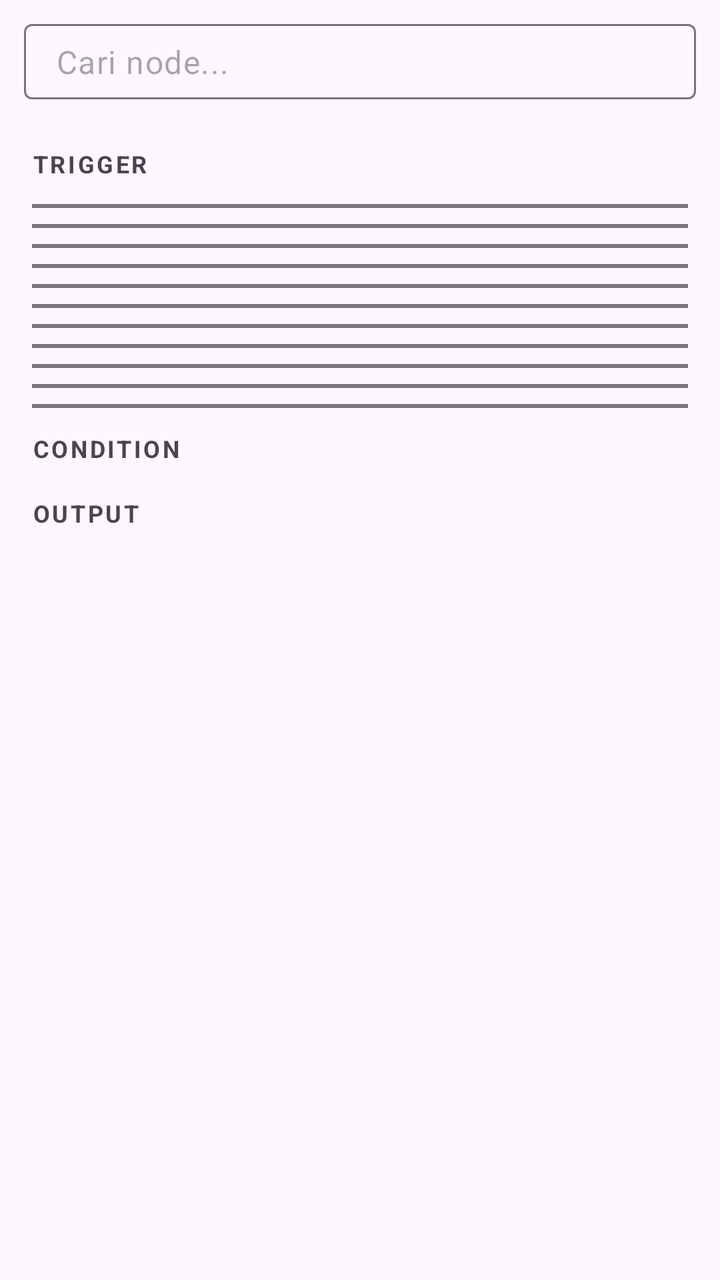
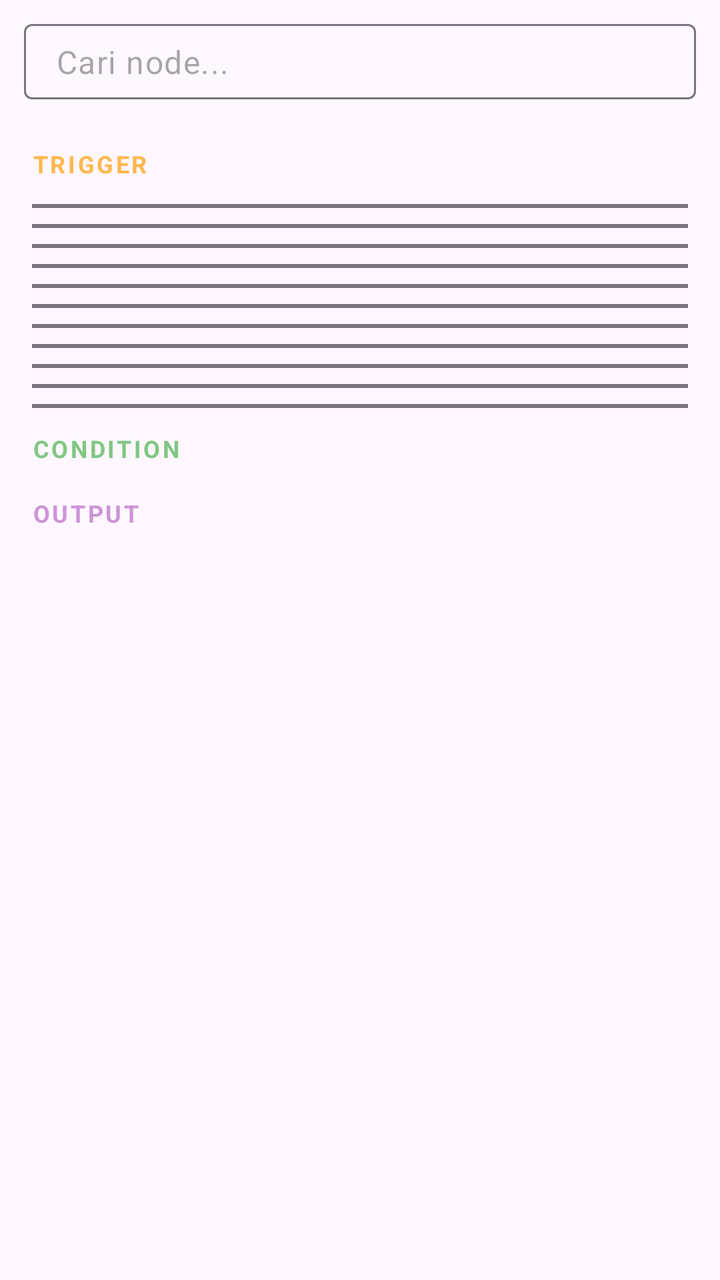

Compare the two renders of this Android layout. The source of the first and the diff that turns it into the second are given below.
<!-- AndroidManifest.xml: application theme AppTheme -->
<!-- res/layout/panel_nodes.xml -->
<?xml version="1.0" encoding="utf-8"?>
<ScrollView xmlns:android="http://schemas.android.com/apk/res/android"
  xmlns:app="http://schemas.android.com/apk/res-auto"
  android:layout_width="match_parent"
  android:layout_height="match_parent"
  android:fillViewport="true">

  <LinearLayout
    android:layout_width="match_parent"
    android:layout_height="wrap_content"
    android:orientation="vertical"
    android:background="?attr/colorSurface">

    <com.google.android.material.textfield.TextInputLayout
      android:id="@+id/search_layout"
      android:layout_width="match_parent"
      android:layout_height="wrap_content"
      android:layout_margin="12dp"
      style="@style/Widget.Material3.TextInputLayout.OutlinedBox"
      app:endIconMode="clear_text"
      app:endIconDrawable="@drawable/ic_delete"
      app:hintEnabled="false">

      <com.google.android.material.textfield.TextInputEditText
        android:id="@+id/search_input"
        android:layout_width="match_parent"
        android:layout_height="wrap_content"
        android:hint="Cari node..."
        android:inputType="text"
        android:fontFamily="sans-serif"
        android:paddingVertical="8dp" />

    </com.google.android.material.textfield.TextInputLayout>

    <TextView
      android:id="@+id/section_trigger"
      android:layout_width="match_parent"
      android:layout_height="wrap_content"
      android:paddingHorizontal="16dp"
      android:paddingTop="12dp"
      android:paddingBottom="4dp"
      android:text="TRIGGER"
      android:textSize="12sp"
      android:textStyle="bold"
      android:textColor="?attr/colorOnSurfaceVariant"
      android:letterSpacing="0.1" />

    <androidx.recyclerview.widget.RecyclerView
      android:id="@+id/rv_triggers"
      android:layout_width="match_parent"
      android:layout_height="wrap_content"
      android:nestedScrollingEnabled="false"
      app:layoutManager="androidx.recyclerview.widget.LinearLayoutManager" />

    <include layout="@layout/sub_header" android:id="@+id/sub_tg_inc" />
    <TextView
      android:id="@+id/sub_tg"
      android:layout_width="match_parent"
      android:layout_height="wrap_content"
      android:paddingHorizontal="16dp"
      android:paddingTop="12dp"
      android:paddingBottom="4dp"
      android:text="TELEGRAM"
      android:textSize="12sp"
      android:textStyle="bold"
      android:textColor="#FF64B5F6"
      android:letterSpacing="0.1"
      android:visibility="gone" />

    <androidx.recyclerview.widget.RecyclerView
      android:id="@+id/rv_actions_tg"
      android:layout_width="match_parent"
      android:layout_height="wrap_content"
      android:nestedScrollingEnabled="false"
      app:layoutManager="androidx.recyclerview.widget.LinearLayoutManager" />

    <include layout="@layout/sub_header" android:id="@+id/sub_ai_inc" />
    <TextView
      android:id="@+id/sub_ai"
      android:layout_width="match_parent"
      android:layout_height="wrap_content"
      android:paddingHorizontal="16dp"
      android:paddingTop="12dp"
      android:paddingBottom="4dp"
      android:text="AI CHAT"
      android:textSize="12sp"
      android:textStyle="bold"
      android:textColor="#FFCE93D8"
      android:letterSpacing="0.1"
      android:visibility="gone" />

    <androidx.recyclerview.widget.RecyclerView
      android:id="@+id/rv_actions_ai"
      android:layout_width="match_parent"
      android:layout_height="wrap_content"
      android:nestedScrollingEnabled="false"
      app:layoutManager="androidx.recyclerview.widget.LinearLayoutManager" />

    <include layout="@layout/sub_header" android:id="@+id/sub_math_inc" />
    <TextView
      android:id="@+id/sub_math"
      android:layout_width="match_parent"
      android:layout_height="wrap_content"
      android:paddingHorizontal="16dp"
      android:paddingTop="12dp"
      android:paddingBottom="4dp"
      android:text="MATH"
      android:textSize="12sp"
      android:textStyle="bold"
      android:textColor="#FF4DB6AC"
      android:letterSpacing="0.1"
      android:visibility="gone" />

    <androidx.recyclerview.widget.RecyclerView
      android:id="@+id/rv_actions_math"
      android:layout_width="match_parent"
      android:layout_height="wrap_content"
      android:nestedScrollingEnabled="false"
      app:layoutManager="androidx.recyclerview.widget.LinearLayoutManager" />

    <include layout="@layout/sub_header" android:id="@+id/sub_text_inc" />
    <TextView
      android:id="@+id/sub_text"
      android:layout_width="match_parent"
      android:layout_height="wrap_content"
      android:paddingHorizontal="16dp"
      android:paddingTop="12dp"
      android:paddingBottom="4dp"
      android:text="TEXT"
      android:textSize="12sp"
      android:textStyle="bold"
      android:textColor="#FF4DD0E1"
      android:letterSpacing="0.1"
      android:visibility="gone" />

    <androidx.recyclerview.widget.RecyclerView
      android:id="@+id/rv_actions_text"
      android:layout_width="match_parent"
      android:layout_height="wrap_content"
      android:nestedScrollingEnabled="false"
      app:layoutManager="androidx.recyclerview.widget.LinearLayoutManager" />

    <include layout="@layout/sub_header" android:id="@+id/sub_vars_inc" />
    <TextView
      android:id="@+id/sub_vars"
      android:layout_width="match_parent"
      android:layout_height="wrap_content"
      android:paddingHorizontal="16dp"
      android:paddingTop="12dp"
      android:paddingBottom="4dp"
      android:text="VARIABLES"
      android:textSize="12sp"
      android:textStyle="bold"
      android:textColor="#FFFFD54F"
      android:letterSpacing="0.1"
      android:visibility="gone" />

    <androidx.recyclerview.widget.RecyclerView
      android:id="@+id/rv_actions_vars"
      android:layout_width="match_parent"
      android:layout_height="wrap_content"
      android:nestedScrollingEnabled="false"
      app:layoutManager="androidx.recyclerview.widget.LinearLayoutManager" />

    <include layout="@layout/sub_header" android:id="@+id/sub_flow_inc" />
    <TextView
      android:id="@+id/sub_flow"
      android:layout_width="match_parent"
      android:layout_height="wrap_content"
      android:paddingHorizontal="16dp"
      android:paddingTop="12dp"
      android:paddingBottom="4dp"
      android:text="FLOW"
      android:textSize="12sp"
      android:textStyle="bold"
      android:textColor="#FFFF8A65"
      android:letterSpacing="0.1"
      android:visibility="gone" />

    <androidx.recyclerview.widget.RecyclerView
      android:id="@+id/rv_actions_flow"
      android:layout_width="match_parent"
      android:layout_height="wrap_content"
      android:nestedScrollingEnabled="false"
      app:layoutManager="androidx.recyclerview.widget.LinearLayoutManager" />

    <include layout="@layout/sub_header" android:id="@+id/sub_phone_inc" />
    <TextView
      android:id="@+id/sub_phone"
      android:layout_width="match_parent"
      android:layout_height="wrap_content"
      android:paddingHorizontal="16dp"
      android:paddingTop="12dp"
      android:paddingBottom="4dp"
      android:text="PHONE"
      android:textSize="12sp"
      android:textStyle="bold"
      android:textColor="#FF81C784"
      android:letterSpacing="0.1"
      android:visibility="gone" />

    <androidx.recyclerview.widget.RecyclerView
      android:id="@+id/rv_actions_phone"
      android:layout_width="match_parent"
      android:layout_height="wrap_content"
      android:nestedScrollingEnabled="false"
      app:layoutManager="androidx.recyclerview.widget.LinearLayoutManager" />

    <include layout="@layout/sub_header" android:id="@+id/sub_list_inc" />
    <TextView
      android:id="@+id/sub_list"
      android:layout_width="match_parent"
      android:layout_height="wrap_content"
      android:paddingHorizontal="16dp"
      android:paddingTop="12dp"
      android:paddingBottom="4dp"
      android:text="DATA &amp; LISTS"
      android:textSize="12sp"
      android:textStyle="bold"
      android:textColor="#FF7986CB"
      android:letterSpacing="0.1"
      android:visibility="gone" />

    <androidx.recyclerview.widget.RecyclerView
      android:id="@+id/rv_actions_list"
      android:layout_width="match_parent"
      android:layout_height="wrap_content"
      android:nestedScrollingEnabled="false"
      app:layoutManager="androidx.recyclerview.widget.LinearLayoutManager" />

    <include layout="@layout/sub_header" android:id="@+id/sub_op_inc" />
    <TextView
      android:id="@+id/sub_op"
      android:layout_width="match_parent"
      android:layout_height="wrap_content"
      android:paddingHorizontal="16dp"
      android:paddingTop="12dp"
      android:paddingBottom="4dp"
      android:text="OPERATOR"
      android:textSize="12sp"
      android:textStyle="bold"
      android:textColor="#FF90A4AE"
      android:letterSpacing="0.1"
      android:visibility="gone" />

    <androidx.recyclerview.widget.RecyclerView
      android:id="@+id/rv_actions_op"
      android:layout_width="match_parent"
      android:layout_height="wrap_content"
      android:nestedScrollingEnabled="false"
      app:layoutManager="androidx.recyclerview.widget.LinearLayoutManager" />

    <include layout="@layout/sub_header" android:id="@+id/sub_file_inc" />
    <TextView
      android:id="@+id/sub_file"
      android:layout_width="match_parent"
      android:layout_height="wrap_content"
      android:paddingHorizontal="16dp"
      android:paddingTop="12dp"
      android:paddingBottom="4dp"
      android:text="FILE"
      android:textSize="12sp"
      android:textStyle="bold"
      android:textColor="#FFA1887F"
      android:letterSpacing="0.1"
      android:visibility="gone" />

    <androidx.recyclerview.widget.RecyclerView
      android:id="@+id/rv_actions_file"
      android:layout_width="match_parent"
      android:layout_height="wrap_content"
      android:nestedScrollingEnabled="false"
      app:layoutManager="androidx.recyclerview.widget.LinearLayoutManager" />

    <include layout="@layout/sub_header" android:id="@+id/sub_http_inc" />
    <TextView
      android:id="@+id/sub_http"
      android:layout_width="match_parent"
      android:layout_height="wrap_content"
      android:paddingHorizontal="16dp"
      android:paddingTop="12dp"
      android:paddingBottom="4dp"
      android:text="HTTP"
      android:textSize="12sp"
      android:textStyle="bold"
      android:textColor="#FFE57373"
      android:letterSpacing="0.1"
      android:visibility="gone" />

    <androidx.recyclerview.widget.RecyclerView
      android:id="@+id/rv_actions_http"
      android:layout_width="match_parent"
      android:layout_height="wrap_content"
      android:nestedScrollingEnabled="false"
      app:layoutManager="androidx.recyclerview.widget.LinearLayoutManager" />

    <TextView
      android:id="@+id/section_condition"
      android:layout_width="match_parent"
      android:layout_height="wrap_content"
      android:paddingHorizontal="16dp"
      android:paddingTop="12dp"
      android:paddingBottom="4dp"
      android:text="CONDITION"
      android:textSize="12sp"
      android:textStyle="bold"
      android:textColor="?attr/colorOnSurfaceVariant"
      android:letterSpacing="0.1" />

    <androidx.recyclerview.widget.RecyclerView
      android:id="@+id/rv_conditions"
      android:layout_width="match_parent"
      android:layout_height="wrap_content"
      android:nestedScrollingEnabled="false"
      app:layoutManager="androidx.recyclerview.widget.LinearLayoutManager" />

    <TextView
      android:id="@+id/section_output"
      android:layout_width="match_parent"
      android:layout_height="wrap_content"
      android:paddingHorizontal="16dp"
      android:paddingTop="12dp"
      android:paddingBottom="4dp"
      android:text="OUTPUT"
      android:textSize="12sp"
      android:textStyle="bold"
      android:textColor="?attr/colorOnSurfaceVariant"
      android:letterSpacing="0.1" />

    <androidx.recyclerview.widget.RecyclerView
      android:id="@+id/rv_outputs"
      android:layout_width="match_parent"
      android:layout_height="wrap_content"
      android:nestedScrollingEnabled="false"
      app:layoutManager="androidx.recyclerview.widget.LinearLayoutManager" />

  </LinearLayout>

</ScrollView>
<!-- res/layout/sub_header.xml (included above) -->
<?xml version="1.0" encoding="utf-8"?>
<View xmlns:android="http://schemas.android.com/apk/res/android"
  android:layout_width="match_parent"
  android:layout_height="2dp"
  android:layout_marginHorizontal="16dp"
  android:layout_marginTop="8dp"
  android:background="?attr/colorOutline" />
<!-- resources referenced by this layout -->
<resources>
  <!-- drawable ic_delete (drawable) -->
  <?xml version="1.0" encoding="utf-8"?>
  <vector xmlns:android="http://schemas.android.com/apk/res/android"
    android:width="24dp" android:height="24dp" android:viewportWidth="24" android:viewportHeight="24">
    <path android:fillColor="#FFFFFF" android:pathData="M6,19c0,1.1 0.9,2 2,2h8c1.1,0 2,-0.9 2,-2V7H6v12zM19,4h-3.5l-1,-1h-5l-1,1H5v2h14V4z" />
  </vector>
  <style name="AppTheme" parent="Theme.Material3.DayNight.NoActionBar">
      <item name="dynamicColorThemeOverlay">@style/ThemeOverlay.Material3.DynamicColors.DayNight</item>
    </style>
</resources>

<!-- the commit's change to res/layout/panel_nodes.xml (unified diff, before → after) -->
@@ -42,7 +42,7 @@
       android:text="TRIGGER"
       android:textSize="12sp"
       android:textStyle="bold"
-      android:textColor="?attr/colorOnSurfaceVariant"
+      android:textColor="#FFFFB74D"
       android:letterSpacing="0.1" />
 
     <androidx.recyclerview.widget.RecyclerView
@@ -304,7 +304,7 @@
       android:text="CONDITION"
       android:textSize="12sp"
       android:textStyle="bold"
-      android:textColor="?attr/colorOnSurfaceVariant"
+      android:textColor="#FF81C784"
       android:letterSpacing="0.1" />
 
     <androidx.recyclerview.widget.RecyclerView
@@ -324,7 +324,7 @@
       android:text="OUTPUT"
       android:textSize="12sp"
       android:textStyle="bold"
-      android:textColor="?attr/colorOnSurfaceVariant"
+      android:textColor="#FFCE93D8"
       android:letterSpacing="0.1" />
 
     <androidx.recyclerview.widget.RecyclerView
